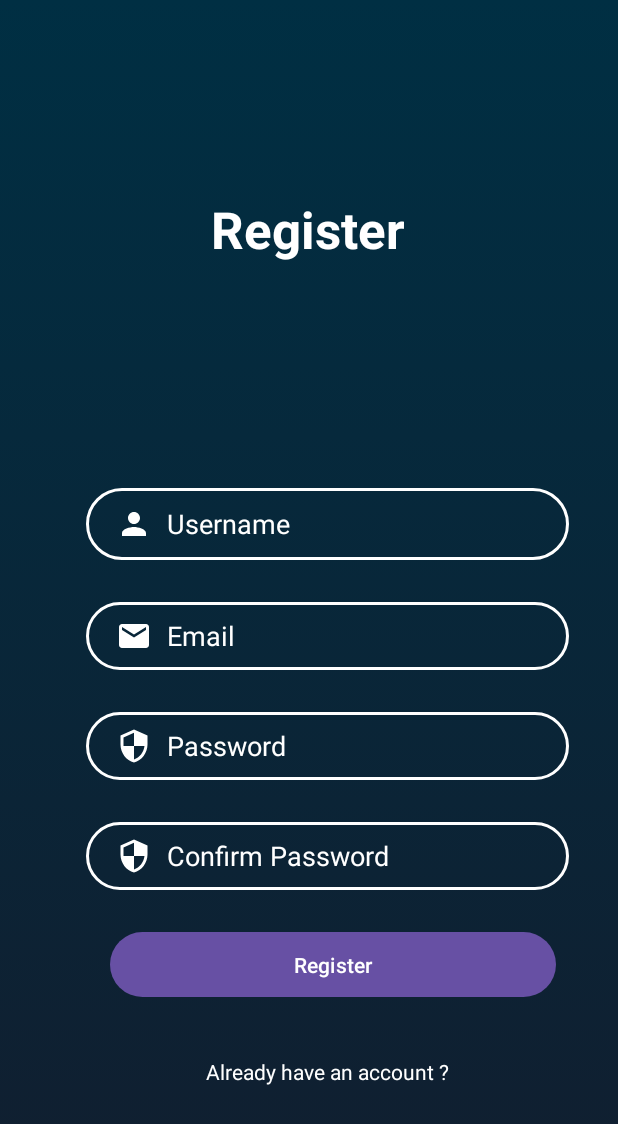
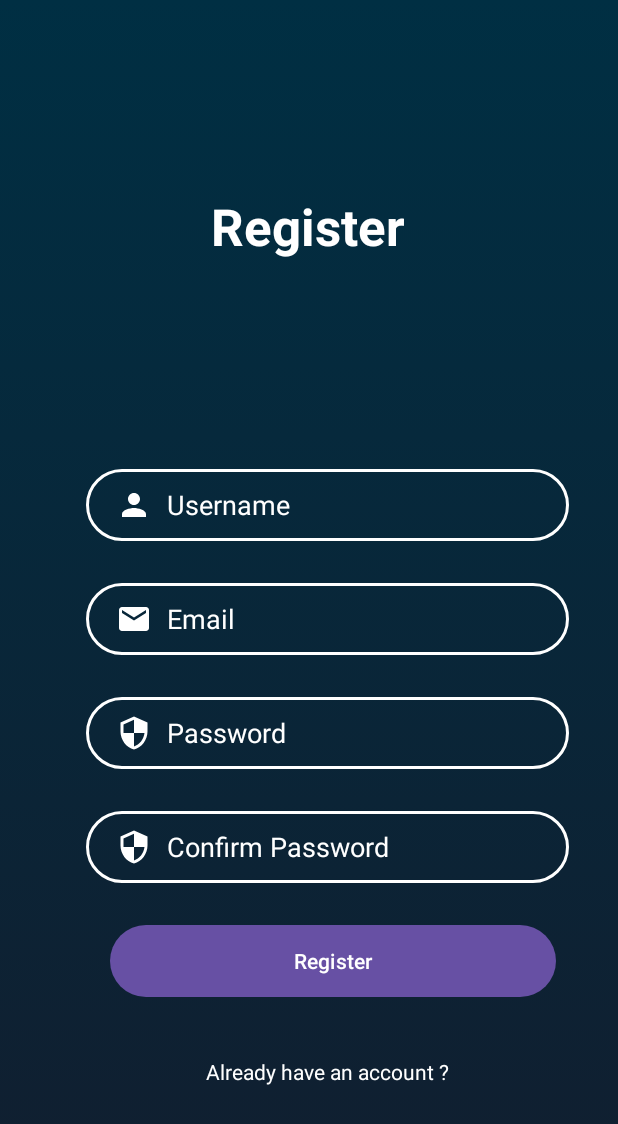
Before and after one commit to Nada-Benfarah/HomeRental, an Android app: the RegisterActivity screen opened directly, with no data from a screen before it, on a phone screen of 412 x 824 dp. Shown: the top 1124 px of the screen. Run offline under Robolectric (Android 15) with nearby library versions, the phone set to English and light mode, and no system bars.

```diff
--- a/app/src/main/res/layout/activity_register.xml
+++ b/app/src/main/res/layout/activity_register.xml
@@ -11,7 +11,7 @@
     <EditText
         android:id="@+id/editTextRegPassword"
         android:layout_width="322dp"
-        android:layout_height="45dp"
+        android:layout_height="48dp"
         android:layout_marginBottom="28dp"
         android:background="@drawable/input_bg"
         android:drawableLeft="@drawable/ic_baseline_security_24"
@@ -33,7 +33,7 @@
     <EditText
         android:id="@+id/editTextRegConfirmPassword"
         android:layout_width="322dp"
-        android:layout_height="45dp"
+        android:layout_height="48dp"
         android:layout_marginBottom="28dp"
         android:background="@drawable/input_bg"
         android:drawableLeft="@drawable/ic_baseline_security_24"
@@ -93,7 +93,7 @@
     <EditText
         android:id="@+id/editTextRegEmail"
         android:layout_width="322dp"
-        android:layout_height="45dp"
+        android:layout_height="48dp"
         android:layout_marginBottom="28dp"
         android:background="@drawable/input_bg"
         android:drawableLeft="@drawable/ic_baseline_email_24"
@@ -115,7 +115,7 @@
     <Button
         android:id="@+id/buttonRegister"
         android:layout_width="297dp"
-        android:layout_height="43dp"
+        android:layout_height="48dp"
         android:layout_marginBottom="40dp"
         android:background="@drawable/btn_bg"
         android:text="Register"
```
